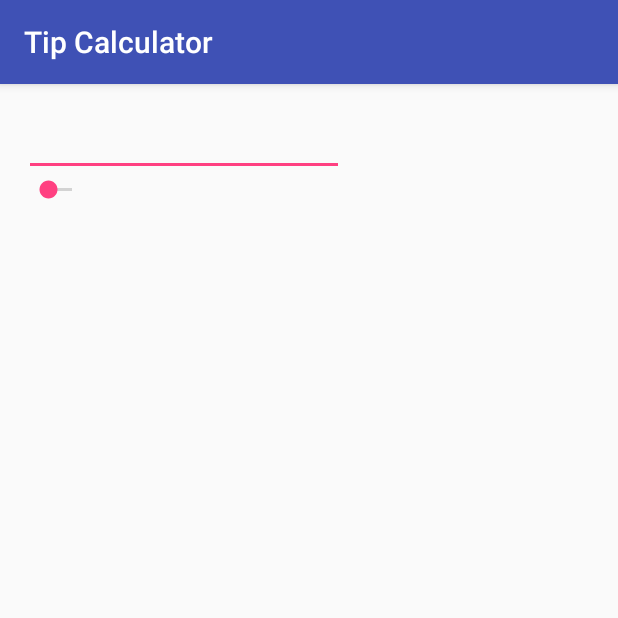
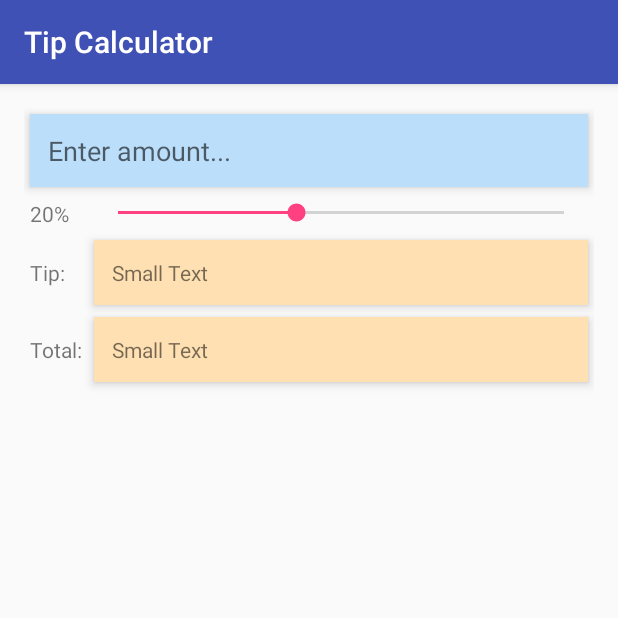
Before and after one commit to KFrederick5/TipCalculator, an Android app: the screen it shows after launch (MainActivity), on a phone screen of 412 x 824 dp, the top half of it. Run offline under Robolectric (Android 15) with nearby library versions, the phone set to English and light mode, and no system bars; 1 statement that could not run was skipped.

Commit message:
Added doc information

```diff
--- a/app/src/main/java/edu/orangecoastcollege/cs273/kfrederick5/tipcalculator/MainActivity.java
+++ b/app/src/main/java/edu/orangecoastcollege/cs273/kfrederick5/tipcalculator/MainActivity.java
@@ -2,12 +2,68 @@ package edu.orangecoastcollege.cs273.kfrederick5.tipcalculator;
 
 import android.support.v7.app.AppCompatActivity;
 import android.os.Bundle;
+import android.text.Editable;
+import android.text.TextWatcher;
+import android.widget.EditText;
+import android.widget.SeekBar;
+import android.widget.TextView;
 
 public class MainActivity extends AppCompatActivity {
+
+    //Associate the controller with the needed views
+    private EditText amountEditText;
+    private TextView amountTextView;
+    private TextView percentTextView;
+    private SeekBar percentSeekBar;
+    private TextView tipTextView;
+    private TextView totalTextView;
+
+    //Associate the controller with needed model
+    RestaurantBill currentBill = new RestaurantBill();
 
     @Override
     protected void onCreate(Bundle savedInstanceState) {
         super.onCreate(savedInstanceState);
         setContentView(R.layout.activity_main);
+
+        //Connect the controller with widgets in our app
+        amountEditText = (EditText) findViewById(R.id.amountEditText);
+        amountTextView = (TextView) findViewById(R.id.amountTextView);
+        percentTextView = (TextView) findViewById(R.id.percentTextView);
+        percentSeekBar = (SeekBar) findViewById(R.id.percentSeekBar);
+        tipTextView = (TextView) findViewById(R.id.tipTextView);
+        totalTextView = (TextView) findViewById(R.id.totalTextView);
+
+        //Define a listener for the amountEditText onTextChange
+        amountEditText.addTextChangedListener(amountTextChangedListener);
+
+
+
+
+    }
+
+    private TextWatcher amountTextChangedListener = new TextWatcher() {
+        @Override
+        public void beforeTextChanged(CharSequence charSequence, int i, int i1, int i2) {
+            //Do nothing
+        }
+
+        @Override
+        public void onTextChanged(CharSequence charSequence, int i, int i1, int i2) {
+            //Try to get the amount from amountEditText:
+            try{
+                double amount = Double.parseDouble(charSequence.toString()) / 100.0;
+                currentBill.setAmount(amount);
+            }
+            catch(NumberFormatException e)
+            {
+                amountEditText.setText("");
+            }
+        }
+
+        @Override
+        public void afterTextChanged(Editable editable) {
+            //Do nothing
+        }
     }
 }
--- /dev/null
+++ b/app/src/main/java/edu/orangecoastcollege/cs273/kfrederick5/tipcalculator/RestaurantBill.java
@@ -0,0 +1,56 @@
+package edu.orangecoastcollege.cs273.kfrederick5.tipcalculator;
+
+/**
+ * Created by kfrederick5 on 9/8/2016.
+ */
+public class RestaurantBill {
+    private double mAmount;
+    private double mTipPercent;
+    private double mTipAmount;
+    private double mTotalAmount;
+
+    public RestaurantBill() {
+        mAmount = 0.0;
+        mTipPercent = 0.0;
+        mTipAmount = 0.0;
+        mTotalAmount = 0.0;
+    }
+
+    public RestaurantBill(double mAmount, double mTipPercent) {
+        this.mAmount = mAmount;
+        this.mTipPercent = mTipPercent;
+        recalcAmounts();
+    }
+
+    public double getAmount() {
+        return mAmount;
+    }
+
+    public double getTipPercent() {
+        return mTipPercent;
+    }
+
+    public double getTipAmount() {
+        return mTipAmount;
+    }
+
+    public double getTotalAmount() {
+        return mTotalAmount;
+    }
+
+    public void setAmount(double mAmount) {
+        this.mAmount = mAmount;
+        recalcAmounts();
+    }
+
+    public void setTipPercent(double mTipPercent) {
+        this.mTipPercent = mTipPercent;
+        recalcAmounts();
+    }
+
+    private void recalcAmounts()
+    {
+        mTipAmount = mAmount*mTipPercent;
+        mAmount += mTipAmount;
+    }
+}
--- a/app/src/main/res/layout/activity_main.xml
+++ b/app/src/main/res/layout/activity_main.xml
@@ -7,21 +7,99 @@
     android:paddingLeft="@dimen/activity_horizontal_margin"
     android:paddingRight="@dimen/activity_horizontal_margin"
     android:paddingTop="@dimen/activity_vertical_margin"
-    tools:context="edu.orangecoastcollege.cs273.kfrederick5.tipcalculator.MainActivity">
+    tools:context="edu.orangecoastcollege.cs273.kfrederick5.tipcalculator.MainActivity"
+    android:columnCount="2"
+    android:id="@+id/tipCalcGridLayout"
+    android:useDefaultMargins="true">
 
     <EditText
         android:layout_width="wrap_content"
         android:layout_height="wrap_content"
-        android:inputType="numberDecimal"
+        android:inputType="number"
         android:ems="10"
-        android:id="@+id/amountText"
+        android:id="@+id/amountEditText"
         android:layout_row="0"
+        android:layout_column="0"
+        android:layout_columnSpan="2" />
+
+    <TextView
+        android:layout_width="wrap_content"
+        android:layout_height="wrap_content"
+        android:textAppearance="?android:attr/textAppearanceMedium"
+        android:id="@+id/amountTextView"
+        android:layout_column="0"
+        android:layout_row="0"
+        android:hint="@string/enter_amount"
+        android:background="@color/baby_blue"
+        android:elevation="4dp"
+        android:padding="12dp"
+        android:layout_gravity="fill_horizontal"
+        android:layout_columnSpan="2" />
+
+    <TextView
+        android:layout_width="wrap_content"
+        android:layout_height="wrap_content"
+        android:textAppearance="?android:attr/textAppearanceSmall"
+        android:text="20%"
+        android:id="@+id/percentTextView"
+        android:layout_row="1"
         android:layout_column="0" />
 
     <SeekBar
         android:layout_width="wrap_content"
         android:layout_height="wrap_content"
-        android:id="@+id/seekBar"
+        android:id="@+id/percentSeekBar"
         android:layout_row="1"
-        android:layout_column="0" />
+        android:layout_column="1"
+        android:contextClickable="true"
+        android:layout_gravity="fill_horizontal"
+        android:max="50"
+        android:progress="20"
+        android:indeterminate="false"
+        android:splitTrack="false" />
+
+    <TextView
+        android:layout_width="wrap_content"
+        android:layout_height="wrap_content"
+        android:id="@+id/tipView"
+        android:layout_row="2"
+        android:layout_column="0"
+        android:editable="true"
+        android:text="@string/tip_text" />
+
+    <TextView
+        android:layout_width="wrap_content"
+        android:layout_height="wrap_content"
+        android:textAppearance="?android:attr/textAppearanceSmall"
+        android:text="Small Text"
+        android:id="@+id/tipTextView"
+        android:layout_row="2"
+        android:layout_column="1"
+        android:background="#ffe0b2"
+        android:padding="12dp"
+        android:layout_gravity="fill_horizontal"
+        android:elevation="4dp" />
+
+    <TextView
+        android:layout_width="wrap_content"
+        android:layout_height="wrap_content"
+        android:id="@+id/amountView"
+        android:layout_row="3"
+        android:layout_column="0"
+        android:editable="true"
+        android:text="@string/total_text" />
+
+    <TextView
+        android:layout_width="wrap_content"
+        android:layout_height="wrap_content"
+        android:textAppearance="?android:attr/textAppearanceSmall"
+        android:text="Small Text"
+        android:id="@+id/totalTextView"
+        android:layout_row="3"
+        android:layout_column="1"
+        android:background="#ffe0b2"
+        android:layout_gravity="fill_horizontal"
+        android:padding="12dp"
+        android:elevation="4dp" />
+
 </GridLayout>
--- a/app/src/main/res/values/colors.xml
+++ b/app/src/main/res/values/colors.xml
@@ -3,4 +3,6 @@
     <color name="colorPrimary">#3F51B5</color>
     <color name="colorPrimaryDark">#303F9F</color>
     <color name="colorAccent">#FF4081</color>
+    <color name="baby_blue">#bbdefb</color>
+    <color name="black">#000000</color>
 </resources>
--- a/app/src/main/res/values/strings.xml
+++ b/app/src/main/res/values/strings.xml
@@ -1,3 +1,6 @@
 <resources>
     <string name="app_name">Tip Calculator</string>
+    <string name="tip_text">Tip:</string>
+    <string name="total_text">Total:</string>
+    <string name="enter_amount">Enter amount...</string>
 </resources>
```
